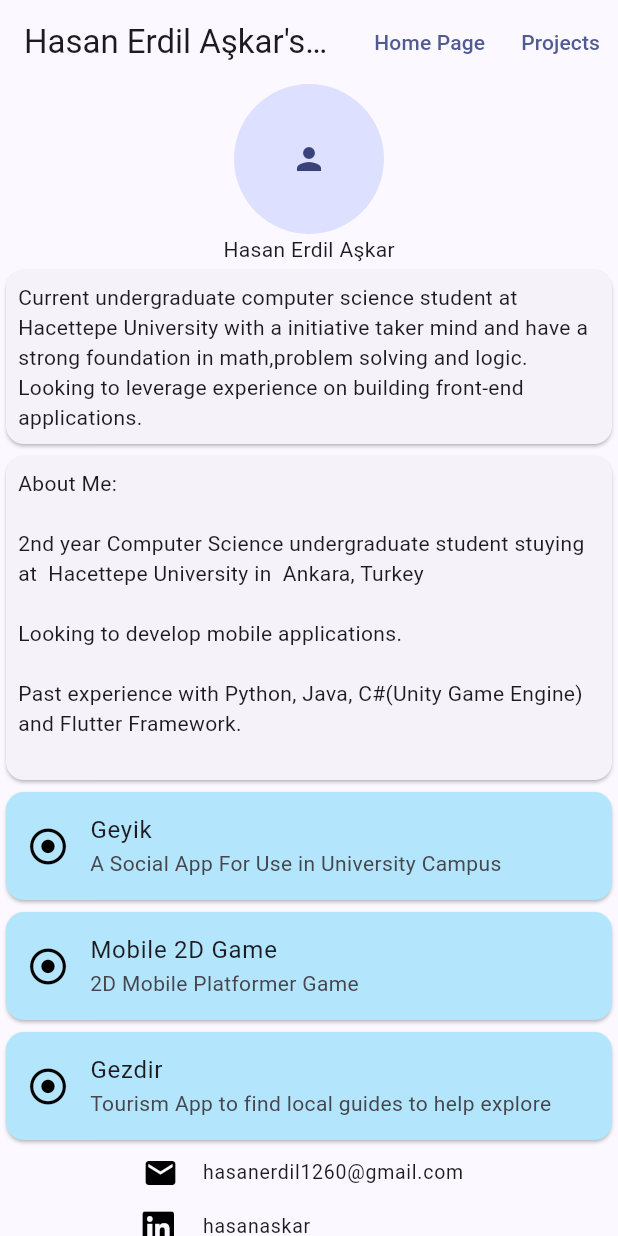
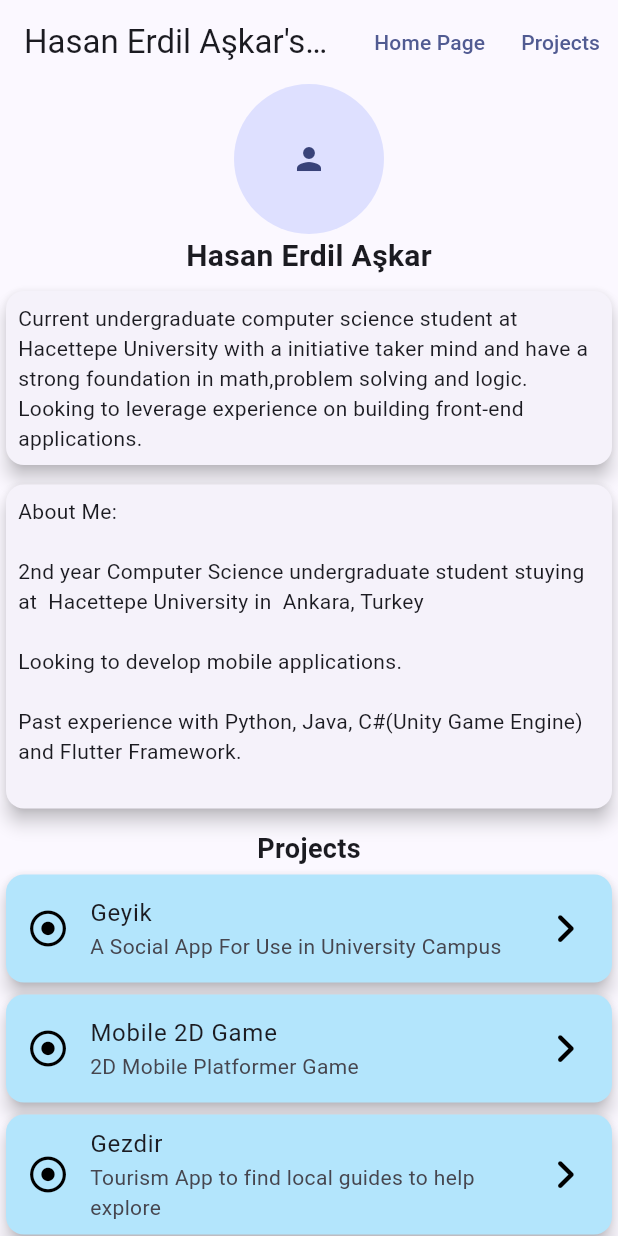
Before and after one commit to erdilhasan/portfolio_flutter_web, a Flutter app: the screen it shows after launch, on a phone screen of 412 x 824 dp. Run offline on Flutter 3.47's test engine with Material 2 defaults, Android fonts, the light colour scheme and no system bars; our stand-ins replace font_awesome_flutter.

Commit message:
Photo added

```diff
--- a/lib/about_me.dart
+++ b/lib/about_me.dart
@@ -13,6 +13,7 @@ class AboutMe extends StatelessWidget {
     return Container(
       width: MediaQuery.of(context).size.width,
       child: Card(
+        elevation: 5,
         child: Padding(
           padding: const EdgeInsets.all(8.0),
           child: Text(bodyText),
--- a/lib/desktopLayout.dart
+++ b/lib/desktopLayout.dart
@@ -13,20 +13,18 @@ class DesktopLayout extends StatelessWidget {
 
   @override
   Widget build(BuildContext context) {
-    return SingleChildScrollView(
+    return SelectionArea(
+      child: SingleChildScrollView(
         padding: EdgeInsets.all(10),
-      child: Center(
-        child: SelectionArea(
         child: Column(
+          mainAxisSize: MainAxisSize.max,
           mainAxisAlignment: MainAxisAlignment.center,
           children: [
-              CircleAvatar(maxRadius: 50, child: Icon(Icons.person)),
+            CircleAvatar(
+                maxRadius: 50, backgroundImage: AssetImage("profile.jpg")),
             Text(
               "Hasan Erdil Aşkar",
-                style: TextStyle(
-                  fontWeight: FontWeight.bold,
-                  fontSize: 20.0,
-                ),
+              style: TextStyle(fontWeight: FontWeight.bold, fontSize: 20.0),
             ),
             Row(
               mainAxisSize: MainAxisSize.min,
@@ -66,7 +64,9 @@ class DesktopLayout extends StatelessWidget {
                 ),
               ],
             ),
-              IntrinsicWidth(
+            Align(
+              alignment: Alignment.bottomCenter,
+              child: IntrinsicWidth(
                 child: Column(
                   mainAxisAlignment: MainAxisAlignment.start,
                   crossAxisAlignment: CrossAxisAlignment.start,
@@ -90,9 +90,9 @@ class DesktopLayout extends StatelessWidget {
                     )
                   ],
                 ),
+              ),
             )
           ],
-          ),
         ),
       ),
     );
--- a/lib/main.dart
+++ b/lib/main.dart
@@ -12,7 +12,7 @@ class MyApp extends StatelessWidget {
   @override
   Widget build(BuildContext context) {
     return MaterialApp(
-        debugShowCheckedModeBanner: false,
+        //debugShowCheckedModeBanner: false,
         title: 'hasanerdil portfolio',
         theme: ThemeData(useMaterial3: true, colorSchemeSeed: Colors.indigo),
         home: const HomePage());
--- a/lib/mobileLayout.dart
+++ b/lib/mobileLayout.dart
@@ -20,10 +20,21 @@ class MobileLayout extends StatelessWidget {
             mainAxisAlignment: MainAxisAlignment.center,
             children: [
               CircleAvatar(maxRadius: 50, child: Icon(Icons.person)),
-              Text("Hasan Erdil Aşkar"),
+              Text(
+                "Hasan Erdil Aşkar",
+                style: TextStyle(fontWeight: FontWeight.bold, fontSize: 20.0),
+              ),
+              SizedBox(height: 5),
               AboutMe(bodyText: intro),
+              SizedBox(height: 5),
               AboutMe(bodyText: dummy),
+              SizedBox(height: 10),
+              Text(
+                "Projects",
+                style: TextStyle(fontWeight: FontWeight.bold, fontSize: 18),
+              ),
               ListView.builder(
+                physics: NeverScrollableScrollPhysics(),
                 shrinkWrap: true,
                 itemCount: projects.length,
                 itemBuilder: (BuildContext context, int index) {
@@ -31,24 +42,28 @@ class MobileLayout extends StatelessWidget {
                   return Project(title: key, subText: projects[key]!);
                 },
               ),
+              SizedBox(height: 10),
               IntrinsicWidth(
                 child: Column(
+                  mainAxisAlignment: MainAxisAlignment.start,
+                  crossAxisAlignment: CrossAxisAlignment.start,
                   mainAxisSize: MainAxisSize.min,
                   children: [
                     ContactTile(
-                      title: "hasanerdil1260@gmail.com",
+                      title: contacts["E-mail"]!,
                       contactIcon: Icons.mail,
-                      url: "mailto:hasanerdil1260@gmail.com",
+                      url: "mailto:${contacts["E-mail"]!}",
                     ),
                     ContactTile(
-                      title: "hasanaskar",
+                      title: contacts["LinkedIn"]!,
                       contactIcon: FontAwesomeIcons.linkedin,
-                      url: "https://www.linkedin.com/in/hasanaskar/",
+                      url:
+                          "https://www.linkedin.com/in/${contacts["LinkedIn"]!}/",
                     ),
                     ContactTile(
-                      title: "erdilhasan",
+                      title: contacts["Github"]!,
                       contactIcon: FontAwesomeIcons.github,
-                      url: "https://github.com/erdilhasan",
+                      url: "https://github.com/${contacts["Github"]!}",
                     )
                   ],
                 ),
--- a/lib/project.dart
+++ b/lib/project.dart
@@ -12,11 +12,13 @@ class Project extends StatelessWidget {
   @override
   Widget build(BuildContext context) {
     return Card(
+      elevation: 5,
       color: Colors.lightBlue.shade100,
       child: ListTile(
         title: Text(title),
         subtitle: Text(subText),
         leading: FaIcon(FontAwesomeIcons.circleDot, color: Colors.black),
+        trailing: FaIcon(FontAwesomeIcons.angleRight, color: Colors.black),
         onTap: () {},
       ),
     );
```
Also changed, not shown: pubspec.yaml (+4 -3 lines), assets/profile.jpg (added). Lines whose indentation alone changed are shown as unchanged.
